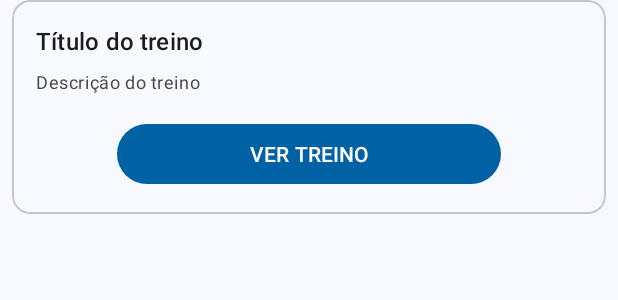
After one commit to gfreiresantos95/fitplanner, an Android app: the layout workout_list_item.xml on its own in the app's theme, with its tools: preview values and no code run, on a phone screen of 412 x 824 dp. The commit adds this screen. Shown: the top 300 px of the screen. Run offline under Robolectric (Android 15) with nearby library versions, the phone set to English and light mode, and no system bars.

Commit message:
Adding firebase database and workouts list

```diff
--- a/app/build.gradle.kts
+++ b/app/build.gradle.kts
@@ -52,6 +52,7 @@ dependencies {
     implementation(libs.firebase.analytics)
     implementation(libs.firebase.crashlytics)
     implementation(libs.firebase.perf)
+    implementation(libs.firebase.database)
     testImplementation(libs.junit)
     androidTestImplementation(libs.androidx.junit)
     androidTestImplementation(libs.androidx.espresso.core)
--- a/app/src/main/java/com/gabrielfreire/fitplanner/Constants.kt
+++ b/app/src/main/java/com/gabrielfreire/fitplanner/Constants.kt
@@ -4,4 +4,5 @@ object Constants {
 
     const val TERMS_OF_USE_URL = "https://gfreiresantos95.github.io/fitplanner-terms.html"
     const val USER_TYPE = "user_type"
+    const val WORKOUTS_STRING_PATH = "workouts"
 }
--- /dev/null
+++ b/app/src/main/res/layout/workout_list_item.xml
@@ -0,0 +1,43 @@
+<?xml version="1.0" encoding="utf-8"?>
+<com.google.android.material.card.MaterialCardView xmlns:android="http://schemas.android.com/apk/res/android"
+    android:id="@+id/mcv_workout_card_container"
+    android:layout_width="match_parent"
+    android:layout_height="wrap_content"
+    android:layout_marginHorizontal="8dp"
+    android:layout_marginBottom="8dp">
+
+    <LinearLayout
+        android:layout_width="match_parent"
+        android:layout_height="wrap_content"
+        android:orientation="vertical"
+        android:padding="16dp">
+
+        <TextView
+            android:id="@+id/tv_workout_title"
+            android:layout_width="wrap_content"
+            android:layout_height="wrap_content"
+            android:text="@string/workout_title"
+            android:textAppearance="?attr/textAppearanceTitleMedium" />
+
+        <TextView
+            android:id="@+id/tv_workout_description"
+            android:layout_width="wrap_content"
+            android:layout_height="wrap_content"
+            android:layout_marginTop="8dp"
+            android:text="@string/workout_description"
+            android:textAppearance="?attr/textAppearanceBodySmall" />
+
+        <Button
+            android:id="@+id/btn_open_workout"
+            android:layout_width="wrap_content"
+            android:layout_height="wrap_content"
+            android:layout_gravity="center"
+            android:layout_marginTop="16dp"
+            android:maxWidth="320dp"
+            android:minWidth="256dp"
+            android:text="@string/open_workout"
+            android:textAllCaps="true" />
+
+    </LinearLayout>
+
+</com.google.android.material.card.MaterialCardView>
--- a/app/src/main/res/values/strings.xml
+++ b/app/src/main/res/values/strings.xml
@@ -44,7 +44,11 @@
     <string name="quote_example">\"A vida é curta para não se aproveitar\" - Luís de Camões</string>
 
     <!--    Workouts-->
+    <string name="loading_available_workouts">Carregando seus treinos...</string>
     <string name="available_workouts">Treinos disponíveis</string>
+    <string name="workout_title">Título do treino</string>
+    <string name="workout_description">Descrição do treino</string>
+    <string name="open_workout">Ver treino</string>
 
     <!--    More Options-->
     <string name="more_options">Mais opções</string>
--- a/gradle/libs.versions.toml
+++ b/gradle/libs.versions.toml
@@ -11,6 +11,7 @@ material = "1.12.0"
 activity = "1.9.3"
 constraintlayout = "2.2.0"
 firebaseAuthKtx = "23.1.0"
+material3Android = "1.3.1"
 
 [libraries]
 androidx-core-ktx = { group = "androidx.core", name = "core-ktx", version.ref = "coreKtx" }
@@ -18,6 +19,7 @@ firebase-analytics = { module = "com.google.firebase:firebase-analytics" }
 firebase-auth = { module = "com.google.firebase:firebase-auth" }
 firebase-bom = { module = "com.google.firebase:firebase-bom", version.ref = "firebaseBom" }
 firebase-crashlytics = { module = "com.google.firebase:firebase-crashlytics" }
+firebase-database = { module = "com.google.firebase:firebase-database" }
 firebase-perf = { module = "com.google.firebase:firebase-perf" }
 junit = { group = "junit", name = "junit", version.ref = "junit" }
 androidx-junit = { group = "androidx.test.ext", name = "junit", version.ref = "junitVersion" }
@@ -27,6 +29,7 @@ material = { group = "com.google.android.material", name = "material", version.r
 androidx-activity = { group = "androidx.activity", name = "activity", version.ref = "activity" }
 androidx-constraintlayout = { group = "androidx.constraintlayout", name = "constraintlayout", version.ref = "constraintlayout" }
 firebase-auth-ktx = { group = "com.google.firebase", name = "firebase-auth-ktx", version.ref = "firebaseAuthKtx" }
+androidx-material3-android = { group = "androidx.compose.material3", name = "material3-android", version.ref = "material3Android" }
 
 [plugins]
 android-application = { id = "com.android.application", version.ref = "agp" }
```
Also changed, not shown: app/src/main/java/com/gabrielfreire/fitplanner/Workout.kt (added, +14 -0 lines), app/src/main/java/com/gabrielfreire/fitplanner/WorkoutsListAdapter.kt (added, +48 -0 lines), app/src/main/java/com/gabrielfreire/fitplanner/views/fragments/WorkoutsFragment.kt (+71 -0 lines), app/src/main/res/layout/fragment_workouts.xml (+49 -2 lines).
